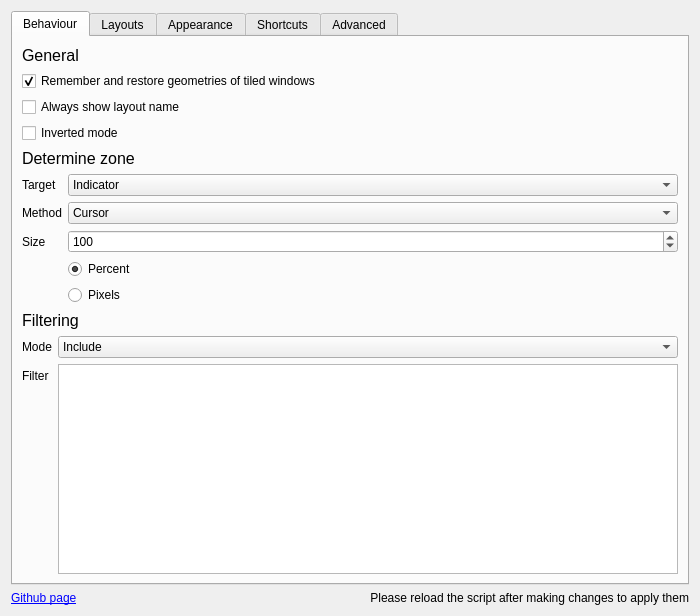
gerritdevriese/kzones, file contents/ui/config.ui: the form before one commit.
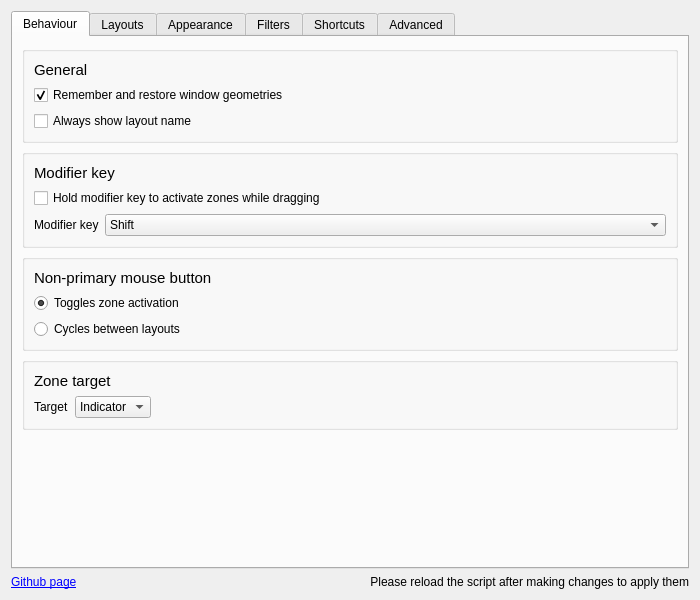
The form after the commit. Icons and pictures are not drawn. Custom widgets are drawn as their Qt base class.

Commit message: mouse & keystate datasource

Diff of the .ui file:
```diff
--- a/contents/ui/config.ui
+++ b/contents/ui/config.ui
@@ -7,13 +7,13 @@
     <x>0</x>
     <y>0</y>
     <width>700</width>
-    <height>616</height>
+    <height>600</height>
    </rect>
   </property>
   <property name="minimumSize">
    <size>
     <width>700</width>
-    <height>574</height>
+    <height>600</height>
    </size>
   </property>
   <layout class="QVBoxLayout" name="verticalLayout">
@@ -56,10 +56,16 @@
       </attribute>
       <layout class="QVBoxLayout" name="verticalLayout_4">
        <item>
-        <widget class="QLabel" name="label_19">
+        <widget class="QGroupBox" name="groupBox_general">
+         <property name="title">
+          <string/>
+         </property>
+         <layout class="QVBoxLayout" name="verticalLayout_11">
+          <item>
+           <widget class="QLabel" name="label">
          <property name="font">
           <font>
-           <pointsize>12</pointsize>
+              <pointsize>11</pointsize>
           </font>
          </property>
          <property name="text">
@@ -76,7 +82,7 @@
           </sizepolicy>
          </property>
          <property name="text">
-          <string>Remember and restore geometries of tiled windows</string>
+             <string>Remember and restore window geometries</string>
          </property>
          <property name="checked">
           <bool>true</bool>
@@ -90,123 +96,160 @@
          </property>
         </widget>
        </item>
+         </layout>
+        </widget>
+       </item>
+       <item>
+        <widget class="QGroupBox" name="groupBox_modifier">
+         <property name="title">
+          <string/>
+         </property>
+         <layout class="QVBoxLayout" name="verticalLayout_12">
+          <item>
+           <widget class="QLabel" name="label_5">
+            <property name="font">
+             <font>
+              <pointsize>11</pointsize>
+             </font>
+            </property>
+            <property name="text">
+             <string>Modifier key</string>
+            </property>
+           </widget>
+          </item>
        <item>
         <widget class="QCheckBox" name="kcfg_invertedMode">
          <property name="text">
-          <string>Inverted mode</string>
+             <string>Hold modifier key to activate zones while dragging</string>
          </property>
         </widget>
        </item>
+          <item>
+           <layout class="QFormLayout" name="formLayout_4">
+            <item row="0" column="0">
+             <widget class="QLabel" name="label_27">
+              <property name="text">
+               <string>Modifier key</string>
+              </property>
+             </widget>
+            </item>
+            <item row="0" column="1">
+             <widget class="QComboBox" name="kcfg_modifierKey">
+              <property name="sizePolicy">
+               <sizepolicy hsizetype="Minimum" vsizetype="Fixed">
+                <horstretch>0</horstretch>
+                <verstretch>0</verstretch>
+               </sizepolicy>
+              </property>
+              <property name="minimumSize">
+               <size>
+                <width>100</width>
+                <height>0</height>
+               </size>
+              </property>
+              <property name="currentIndex">
+               <number>5</number>
+              </property>
+              <item>
+               <property name="text">
+                <string>Alt</string>
+               </property>
+              </item>
+              <item>
+               <property name="text">
+                <string>AltGr</string>
+               </property>
+              </item>
+              <item>
+               <property name="text">
+                <string>Ctrl</string>
+               </property>
+              </item>
+              <item>
+               <property name="text">
+                <string>Hyper</string>
+               </property>
+              </item>
+              <item>
+               <property name="text">
+                <string>Meta</string>
+               </property>
+              </item>
+              <item>
+               <property name="text">
+                <string>Shift</string>
+               </property>
+              </item>
+              <item>
+               <property name="text">
+                <string>Super</string>
+               </property>
+              </item>
+             </widget>
+            </item>
+           </layout>
+          </item>
+         </layout>
+        </widget>
+       </item>
+       <item>
+        <widget class="QGroupBox" name="groupBox_npmb">
+         <property name="title">
+          <string/>
+         </property>
+         <layout class="QVBoxLayout" name="verticalLayout_13">
        <item>
         <widget class="QLabel" name="label_6">
          <property name="font">
           <font>
-           <pointsize>12</pointsize>
+              <pointsize>11</pointsize>
           </font>
          </property>
          <property name="text">
-          <string>Determine zone</string>
+             <string>Non-primary mouse button</string>
          </property>
         </widget>
        </item>
        <item>
-        <layout class="QFormLayout" name="formLayout_6">
-         <item row="1" column="0">
-          <widget class="QLabel" name="label_5">
-           <property name="toolTip">
-            <string/>
-           </property>
+           <widget class="QRadioButton" name="kcfg_npmbToggle">
            <property name="text">
-            <string>Method</string>
-           </property>
-          </widget>
-         </item>
-         <item row="1" column="1">
-          <widget class="QComboBox" name="kcfg_targetMethod">
-           <property name="sizePolicy">
-            <sizepolicy hsizetype="Expanding" vsizetype="Fixed">
-             <horstretch>0</horstretch>
-             <verstretch>0</verstretch>
-            </sizepolicy>
-           </property>
-           <property name="toolTip">
-            <string>Method to determine in which zone the window is located</string>
-           </property>
-           <property name="currentIndex">
-            <number>2</number>
-           </property>
-           <property name="frame">
+             <string>Toggles zone activation</string>
+            </property>
+            <property name="checked">
             <bool>true</bool>
            </property>
-           <item>
-            <property name="text">
-             <string extracomment="dd">Titlebar</string>
-            </property>
+           </widget>
            </item>
            <item>
+           <widget class="QRadioButton" name="kcfg_npmbCycle">
             <property name="text">
-             <string>Window</string>
+             <string>Cycles between layouts</string>
             </property>
-           </item>
-           <item>
-            <property name="text">
-             <string extracomment="The most precice method, but depends on xdotool to determine the cursor position">Cursor</string>
-            </property>
-           </item>
-          </widget>
-         </item>
-         <item row="2" column="0">
+           </widget>
+          </item>
+         </layout>
+        </widget>
+       </item>
+       <item>
+        <widget class="QGroupBox" name="groupBox_target">
+         <property name="title">
+          <string/>
+         </property>
+         <layout class="QVBoxLayout" name="verticalLayout_14">
+          <item>
           <widget class="QLabel" name="label_14">
-           <property name="toolTip">
-            <string/>
+            <property name="font">
+             <font>
+              <pointsize>11</pointsize>
+             </font>
            </property>
            <property name="text">
-            <string>Size</string>
+             <string>Zone target</string>
            </property>
           </widget>
          </item>
-         <item row="2" column="1">
-          <widget class="QSpinBox" name="kcfg_handleSize">
-           <property name="sizePolicy">
-            <sizepolicy hsizetype="Expanding" vsizetype="Fixed">
-             <horstretch>0</horstretch>
-             <verstretch>0</verstretch>
-            </sizepolicy>
-           </property>
-           <property name="toolTip">
-            <string>Set the size of the handle, only applicable when target method is Titlebar or Window</string>
-           </property>
-           <property name="suffix">
-            <string/>
-           </property>
-           <property name="maximum">
-            <number>2147483647</number>
-           </property>
-           <property name="stepType">
-            <enum>QAbstractSpinBox::DefaultStepType</enum>
-           </property>
-           <property name="value">
-            <number>100</number>
-           </property>
-          </widget>
-         </item>
-         <item row="3" column="1">
-          <widget class="QRadioButton" name="kcfg_handleUnitPercent">
-           <property name="text">
-            <string>Percent</string>
-           </property>
-           <property name="checked">
-            <bool>true</bool>
-           </property>
-          </widget>
-         </item>
-         <item row="4" column="1">
-          <widget class="QRadioButton" name="kcfg_handleUnitPixels">
-           <property name="text">
-            <string>Pixels</string>
-           </property>
-          </widget>
-         </item>
+          <item>
+           <layout class="QFormLayout" name="formLayout_10">
          <item row="0" column="0">
           <widget class="QLabel" name="label_20">
            <property name="text">
@@ -217,7 +260,7 @@
          <item row="0" column="1">
           <widget class="QComboBox" name="kcfg_zoneTarget">
            <property name="sizePolicy">
-            <sizepolicy hsizetype="Expanding" vsizetype="Fixed">
+               <sizepolicy hsizetype="Fixed" vsizetype="Fixed">
              <horstretch>0</horstretch>
              <verstretch>0</verstretch>
             </sizepolicy>
@@ -239,64 +282,28 @@
          </item>
         </layout>
        </item>
-       <item>
-        <widget class="QLabel" name="label">
-         <property name="font">
-          <font>
-           <pointsize>12</pointsize>
-          </font>
-         </property>
-         <property name="text">
-          <string>Filtering</string>
-         </property>
+         </layout>
         </widget>
        </item>
        <item>
-        <layout class="QFormLayout" name="formLayout">
-         <item row="0" column="0">
-          <widget class="QLabel" name="label_2">
-           <property name="text">
-            <string>Mode</string>
-           </property>
-          </widget>
-         </item>
-         <item row="0" column="1">
-          <widget class="QComboBox" name="kcfg_filterMode">
-           <property name="sizePolicy">
-            <sizepolicy hsizetype="Expanding" vsizetype="Fixed">
-             <horstretch>0</horstretch>
-             <verstretch>0</verstretch>
-            </sizepolicy>
-           </property>
-           <item>
-            <property name="text">
-             <string>Include</string>
-            </property>
-           </item>
-           <item>
-            <property name="text">
-             <string>Exclude</string>
-            </property>
-           </item>
-          </widget>
-         </item>
-         <item row="1" column="0">
-          <widget class="QLabel" name="label_18">
-           <property name="text">
-            <string>Filter</string>
-           </property>
-          </widget>
-         </item>
-         <item row="1" column="1">
-          <widget class="QPlainTextEdit" name="kcfg_filterList">
-           <property name="toolTip">
-            <string>Enter window classes you wish to include/exclude (seperated by a new line)</string>
-           </property>
-          </widget>
-         </item>
-        </layout>
-       </item>
-      </layout>
+        <spacer name="verticalSpacer_3">
+         <property name="orientation">
+          <enum>Qt::Vertical</enum>
+         </property>
+         <property name="sizeHint" stdset="0">
+          <size>
+           <width>20</width>
+           <height>40</height>
+          </size>
+         </property>
+        </spacer>
+       </item>
+      </layout>
+      <zorder>groupBox_modifier</zorder>
+      <zorder>groupBox_npmb</zorder>
+      <zorder>groupBox_target</zorder>
+      <zorder>groupBox_general</zorder>
+      <zorder>verticalSpacer_3</zorder>
      </widget>
      <widget class="QWidget" name="tab_2">
       <attribute name="icon">
@@ -606,7 +613,75 @@
        </item>
       </layout>
      </widget>
-     <widget class="QWidget" name="tab_5">
+     <widget class="QWidget" name="tab_filters">
+      <attribute name="icon">
+       <iconset theme="preferences-desktop-filter">
+        <normaloff>../../../../../.designer/backup</normaloff>../../../../../.designer/backup</iconset>
+      </attribute>
+      <attribute name="title">
+       <string>Filters</string>
+      </attribute>
+      <layout class="QVBoxLayout" name="verticalLayout_7">
+       <item>
+        <widget class="QLabel" name="label_19">
+         <property name="font">
+          <font>
+           <pointsize>11</pointsize>
+          </font>
+         </property>
+         <property name="text">
+          <string>Filtering</string>
+         </property>
+        </widget>
+       </item>
+       <item>
+        <layout class="QFormLayout" name="formLayout">
+         <item row="0" column="0">
+          <widget class="QLabel" name="label_2">
+           <property name="text">
+            <string>Mode</string>
+           </property>
+          </widget>
+         </item>
+         <item row="0" column="1">
+          <widget class="QComboBox" name="kcfg_filterMode">
+           <property name="sizePolicy">
+            <sizepolicy hsizetype="Expanding" vsizetype="Fixed">
+             <horstretch>0</horstretch>
+             <verstretch>0</verstretch>
+            </sizepolicy>
+           </property>
+           <item>
+            <property name="text">
+             <string>Include</string>
+            </property>
+           </item>
+           <item>
+            <property name="text">
+             <string>Exclude</string>
+            </property>
+           </item>
+          </widget>
+         </item>
+         <item row="1" column="0">
+          <widget class="QLabel" name="label_18">
+           <property name="text">
+            <string>Filter</string>
+           </property>
+          </widget>
+         </item>
+         <item row="1" column="1">
+          <widget class="QPlainTextEdit" name="kcfg_filterList">
+           <property name="toolTip">
+            <string>Enter window classes you wish to include/exclude (seperated by a new line)</string>
+           </property>
+          </widget>
+         </item>
+        </layout>
+       </item>
+      </layout>
+     </widget>
+     <widget class="QWidget" name="tab_shortcuts">
       <attribute name="icon">
        <iconset theme="configure-shortcuts">
         <normaloff>.</normaloff>.</iconset>
```
Left out of the diff: 71 changed lines with no effect on the pictures. Lines whose indentation alone changed are shown as unchanged. The commit also changes 4 other files.
